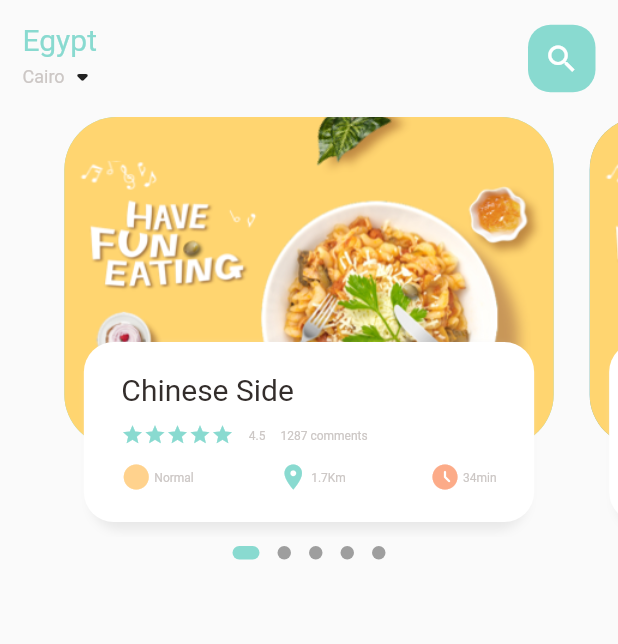
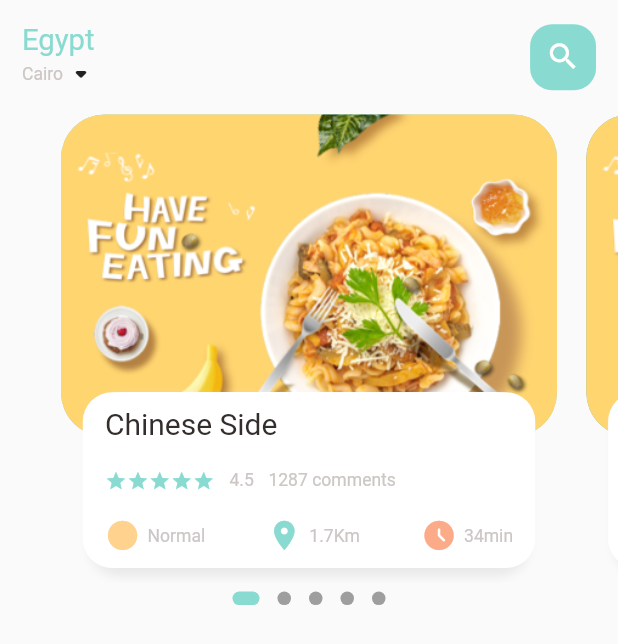
Before and after one commit to JJAHMEDAMER/food-delivery-app, a Flutter app: the screen it shows after launch, on a phone screen of 412 x 824 dp. Shown: the top 644 px of the screen. Run offline on Flutter 3.47's test engine with Material 2 defaults, Android fonts, the phone set to English and light mode, and no system bars; drawn by our look-alikes of dots_indicator; our stand-ins replace get.

Commit message:
Use dynamic Size

```diff
--- a/lib/pages/home_page/home_page.dart
+++ b/lib/pages/home_page/home_page.dart
@@ -1,6 +1,7 @@
 import 'package:flutter/material.dart';
 import 'package:food_delivery_app/pages/home_page/main_card_center.dart';
 import 'package:food_delivery_app/util/colors.dart';
+import 'package:food_delivery_app/util/dimensions.dart';
 import 'package:food_delivery_app/widgets/app_text.dart';
 
 class HomePage extends StatefulWidget {
@@ -17,8 +18,8 @@ class _HomePageState extends State<HomePage> {
       body: Column(
         children: [
           Container(
-            margin: EdgeInsets.only(top: 15, bottom: 15),
-            padding: EdgeInsets.only(left: 15, right: 15),
+            margin: EdgeInsets.only(top: Dimensions.height15, bottom: Dimensions.height15),
+            padding: EdgeInsets.only(left: Dimensions.width15, right: Dimensions.width15),
             child: Row(
               //crossAxisAlignment: CrossAxisAlignment.start,
               mainAxisAlignment: MainAxisAlignment.spaceBetween,
@@ -28,14 +29,13 @@ class _HomePageState extends State<HomePage> {
                   children: [
                     AppText(
                       text: 'Egypt',
-                      size: 20,
                       color: AppColors.mainColor,
                     ),
                     Row(
                       children: [
                         AppTextSmall(
                           text: 'Cairo',
-                          size: 12,
+
                         ),
                         Icon(Icons.arrow_drop_down_rounded)
                       ],
@@ -43,15 +43,16 @@ class _HomePageState extends State<HomePage> {
                   ],
                 ),
                 Container(
-                  width: 45,
-                  height: 45,
+                  width: Dimensions.height45,
+                  height: Dimensions.height45,
                   decoration: BoxDecoration(
-                    borderRadius: BorderRadius.circular(15),
+                    borderRadius: BorderRadius.circular(Dimensions.rad15),
                     color: AppColors.mainColor,
                   ),
                   child: Icon(
                     Icons.search,
                     color: Colors.white,
+                    size: Dimensions.icon24,
                   ),
                 )
               ],
--- a/lib/pages/home_page/main_card_center.dart
+++ b/lib/pages/home_page/main_card_center.dart
@@ -4,6 +4,7 @@ import 'package:flutter/material.dart';
 import 'package:flutter/src/widgets/container.dart';
 import 'package:flutter/src/widgets/framework.dart';
 import 'package:food_delivery_app/util/colors.dart';
+import 'package:food_delivery_app/util/dimensions.dart';
 import 'package:food_delivery_app/widgets/app_text.dart';
 import 'package:food_delivery_app/widgets/icon_text_widget.dart';
 
@@ -20,15 +21,14 @@ class _MainCardCenterState extends State<MainCardCenter> {
   var _currentPageValue = 0.0;
 
   @override
-  void initState(){
+  void initState() {
     super.initState();
-    pageController.addListener((){
+    pageController.addListener(() {
       setState(() {
         _currentPageValue = pageController.page!;
       });
     });
   }
-
 
   @override
   Widget build(BuildContext context) {
@@ -37,7 +37,7 @@ class _MainCardCenterState extends State<MainCardCenter> {
         Container(
           // page builder is for the scrolling
           // stack widget allows for elements to be on top of each other
-          height: 280,
+          height: Dimensions.mainCardContainer,
           child: PageView.builder(
               controller: pageController, // show a part of the next card
               //note that the space between is from the margin and page view has nothing to do with the spaces
@@ -67,13 +67,12 @@ Widget _buildPageItem(int index) {
   return Stack(
     children: [
       Container(
-            margin: EdgeInsets.only(left: 12, right: 12),
-            height: 220,
+        margin: EdgeInsets.only(left: Dimensions.height10, right: Dimensions.height10),
+        height:Dimensions.mainCardCentersize, // Auto-sizing for every screen width
         decoration: BoxDecoration(
-              borderRadius: BorderRadius.circular(35),
-              color: index.isEven
-                  ? AppColors.mainColor
-                  : AppColors.mainColorDarker,
+          borderRadius: BorderRadius.circular(Dimensions.rad30),
+          color:
+              (index.isEven ? AppColors.mainColor : AppColors.mainColorDarker), // Background color while image is loading
           image: DecorationImage(
             fit: BoxFit.cover,
             image: AssetImage('assets/image/food0.png'),
@@ -85,7 +84,7 @@ Widget _buildPageItem(int index) {
         child: Container(
           decoration: BoxDecoration(
               color: Colors.white,
-                  borderRadius: BorderRadius.circular(20),
+              borderRadius: BorderRadius.circular(Dimensions.rad20),
               boxShadow: [
                 BoxShadow(
                     blurRadius: 5,
@@ -95,13 +94,13 @@ Widget _buildPageItem(int index) {
                 const BoxShadow(color: Colors.white, offset: Offset(-5, 0)),
                 const BoxShadow(color: Colors.white, offset: Offset(5, 0)),
               ]),
-              height: 120,
-              margin: const EdgeInsets.only(
-                left: 30,
-                right: 30,
-                bottom: 10,
+          height: Dimensions.mainCardTextsize,
+          margin: EdgeInsets.only(
+            left: Dimensions.height30,
+            right: Dimensions.height30,
+            bottom: Dimensions.height10,
           ), // the bottom padding is for the shadow to have space
-              padding: EdgeInsets.all(20),
+          padding: EdgeInsets.all(Dimensions.height10),
           child: Column(
             crossAxisAlignment: CrossAxisAlignment.start,
             mainAxisAlignment: MainAxisAlignment.spaceBetween,
@@ -120,13 +119,13 @@ Widget _buildPageItem(int index) {
                       (index) => Icon(
                         Icons.star,
                         color: AppColors.mainColor,
-                            size: 15,
+                        size: Dimensions.icon15,
                       ),
                     ),
                   ),
-                      SizedBox(width: 10),
+                  SizedBox(width: Dimensions.width10),
                   AppTextSmall(text: '4.5'),
-                      SizedBox(width: 10),
+                  SizedBox(width: Dimensions.width10),
                   AppTextSmall(text: '1287 comments'),
                 ],
               ),
--- a/lib/widgets/app_text.dart
+++ b/lib/widgets/app_text.dart
@@ -1,6 +1,7 @@
 import 'package:flutter/cupertino.dart';
 import 'package:flutter/src/widgets/container.dart';
 import 'package:flutter/src/widgets/framework.dart';
+import 'package:food_delivery_app/util/dimensions.dart';
 
 class AppText extends StatelessWidget {
   // Declaring Variables
@@ -14,7 +15,7 @@ class AppText extends StatelessWidget {
     this.color = const Color(0xFF332d2b), // main black color in colors.dart
     required this.text,
     this.overflow = TextOverflow.ellipsis,
-    this.size = 12,
+    this.size = 0,
     this.height = 1.2,
   });
 
@@ -27,7 +28,7 @@ class AppText extends StatelessWidget {
       style: TextStyle(
         color: color,
         fontFamily: 'Roboto',
-        fontSize: size,
+        fontSize: size==0?Dimensions.font20:size,
         fontWeight: FontWeight.w400,
         height: height, // line height for paragraphs
       ),
@@ -47,7 +48,7 @@ class AppTextSmall extends StatelessWidget {
     required this.text,
     this.color = const Color(0xFFccc7c5), // text color in file colors.dart
     this.overflow = TextOverflow.ellipsis,
-    this.size = 8,
+    this.size = 0,
     this.height = 1.2,
   });
 
@@ -58,7 +59,7 @@ class AppTextSmall extends StatelessWidget {
       style: TextStyle(
         color: color,
         fontFamily: 'Roboto',
-        fontSize: size,
+        fontSize: size==0?Dimensions.font12:size,
         fontWeight: FontWeight.w400,
         height: height, // line height for paragraphs
       ),
--- a/lib/widgets/icon_text_widget.dart
+++ b/lib/widgets/icon_text_widget.dart
@@ -3,6 +3,7 @@ import 'package:flutter/material.dart';
 import 'package:flutter/src/widgets/container.dart';
 import 'package:flutter/src/widgets/framework.dart';
 import 'package:food_delivery_app/util/colors.dart';
+import 'package:food_delivery_app/util/dimensions.dart';
 
 import 'app_text.dart';
 
@@ -30,9 +31,9 @@ class IconTextWidget extends StatelessWidget {
               Icon(
                 Icons.circle,
                 color: AppColors.iconcolor1,
-                size: 20,
+                size: Dimensions.icon24,
               ),
-              SizedBox(width: 2),
+              SizedBox(width: 5),
               AppTextSmall(text: text),
             ],
           ),
@@ -43,9 +44,9 @@ class IconTextWidget extends StatelessWidget {
               Icon(
                 Icons.location_on,
                 color: AppColors.mainColor,
-                size: 20,
+                size: Dimensions.icon24,
               ),
-              SizedBox(width: 2),
+              SizedBox(width: 5),
               AppTextSmall(text: distance),
             ],
           ),
@@ -56,9 +57,9 @@ class IconTextWidget extends StatelessWidget {
               Icon(
                 Icons.access_time_filled_rounded,
                 color: AppColors.iconColor2,
-                size: 20,
+                size: Dimensions.icon24,
               ),
-              SizedBox(width: 2),
+              SizedBox(width: 5),
               AppTextSmall(text: time),
             ],
           ),
```
Lines whose indentation alone changed are shown as unchanged.
